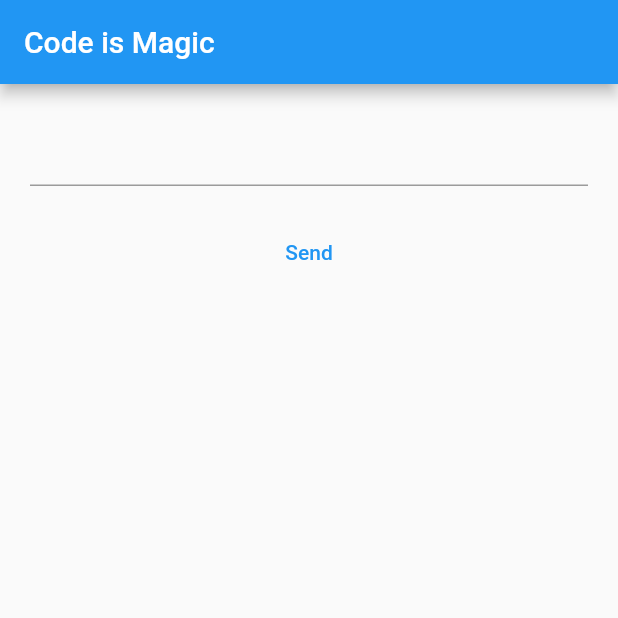
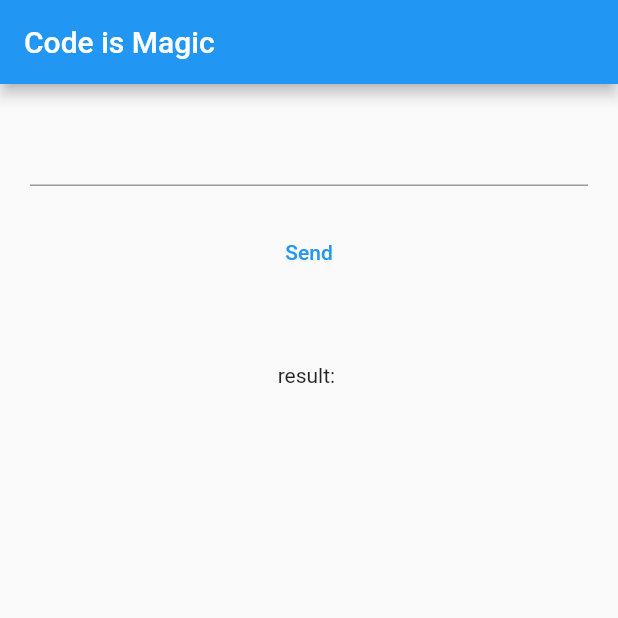
Before and after one commit to Oshinowo/todo-app, a Flutter app: the screen it shows after launch, after a tap on "Send", on a phone screen of 412 x 824 dp, the top half of it. Run offline on Flutter 3.47's test engine with Material 2 defaults, Android fonts, the phone set to English and light mode, and no system bars; our stand-ins replace permission_handler; missing offline and left inert: ussd_service.

Commit message:
ussd-test display result

```diff
--- a/lib/main.dart
+++ b/lib/main.dart
@@ -31,6 +31,7 @@ class HomeScreen extends StatefulWidget {
 
 class _HomeScreenState extends State<HomeScreen> {
   final TextEditingController _code = TextEditingController();
+  String ussdResponseMsg = '';
 
   @override
   Widget build(BuildContext context) {
@@ -61,6 +62,12 @@ class _HomeScreenState extends State<HomeScreen> {
                   'Send',
                 ),
               ),
+              const SizedBox(
+                height: 50,
+              ),
+              Text(
+                'result: $ussdResponseMsg',
+              ),
             ],
           ),
         ),
@@ -84,6 +91,9 @@ class _HomeScreenState extends State<HomeScreen> {
         const Duration(
             seconds: 10), // timeout (optional) - default is 10 seconds
       );
+      setState(() {
+        ussdResponseMsg = ussdResponseMessage;
+      });
       print("succes! message: $ussdResponseMessage");
     } catch (e) {
       debugPrint("error! code: $e - message: $e");
```
